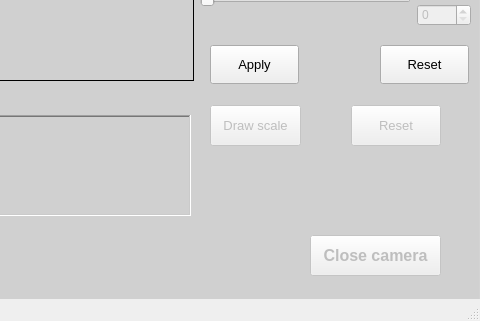
The window that GUI/mainGUI.ui (Ayanaminn/TrackingBot_Dev) describes before a commit, drawn with Qt 5; both pictures show x 831 to 1311 and y 543 to 864 of the 1311 by 864 pixel window.
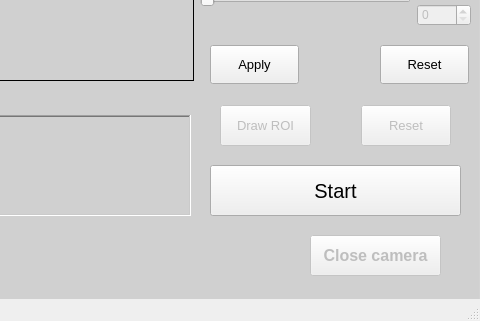
The same window after the commit.

Commit message: start link cam tracking function

What changed in the file:
```diff
--- a/GUI/mainGUI.ui
+++ b/GUI/mainGUI.ui
@@ -2334,7 +2334,7 @@
      <widget class="QWidget" name="horizontalLayoutWidget_9">
       <property name="geometry">
        <rect>
-        <x>1040</x>
+        <x>1050</x>
         <y>600</y>
         <width>231</width>
         <height>41</height>
@@ -2367,7 +2367,7 @@
           </font>
          </property>
          <property name="text">
-          <string>Draw scale</string>
+          <string>Draw ROI</string>
          </property>
         </widget>
        </item>
@@ -2532,6 +2532,24 @@
        <string>Refresh</string>
       </property>
      </widget>
+     <widget class="QPushButton" name="camTrackingButton">
+      <property name="geometry">
+       <rect>
+        <x>1040</x>
+        <y>660</y>
+        <width>251</width>
+        <height>51</height>
+       </rect>
+      </property>
+      <property name="font">
+       <font>
+        <pointsize>15</pointsize>
+       </font>
+      </property>
+      <property name="text">
+       <string>Start</string>
+      </property>
+     </widget>
      <zorder>controlPanelLabel</zorder>
      <zorder>camBoxLabel</zorder>
      <zorder>openCamButton</zorder>
```
Left out of the diff: 1 changed line with no effect on the pictures. The commit also changes 2 other files.
